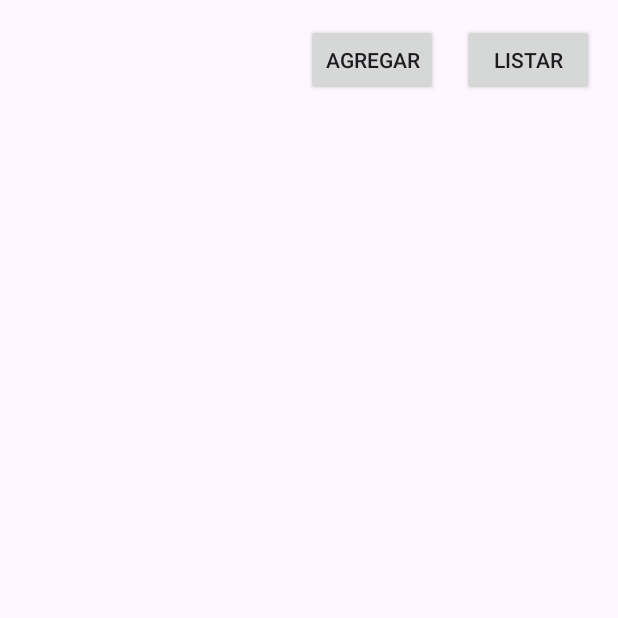
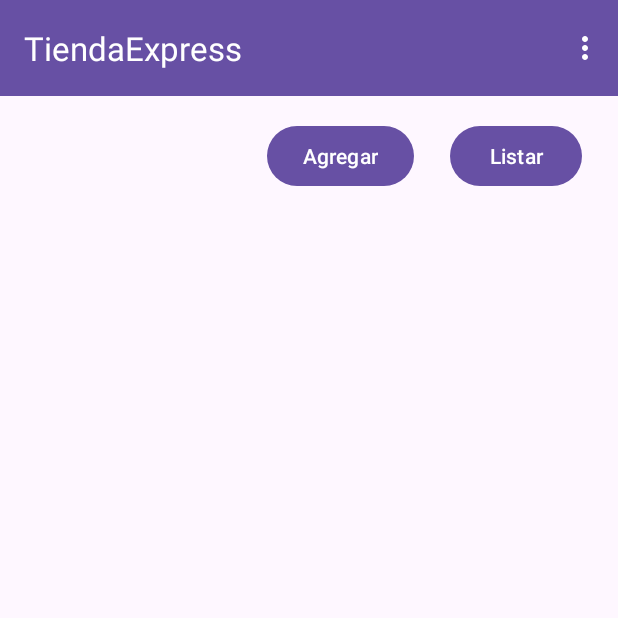
Before and after one commit to gibinaghi/app_android, an Android app: the CRUDProductos screen opened directly, with no data from a screen before it, on a phone screen of 412 x 824 dp, the top half of it. Run offline under Robolectric (Android 15) with nearby library versions, the phone set to English and light mode, and no system bars; libraries missing offline, so code that uses them is left out: com.auth0.android; 1 statement that could not run was skipped.

Commit message:
Login y Logout

```diff
--- a/app/src/main/java/com/example/trabajofinal/CRUDProductos.java
+++ b/app/src/main/java/com/example/trabajofinal/CRUDProductos.java
@@ -1,23 +1,52 @@
 package com.example.trabajofinal;
 
+import androidx.annotation.NonNull;
+import androidx.annotation.Nullable;
 import androidx.appcompat.app.AppCompatActivity;
+import androidx.appcompat.widget.Toolbar;
 
 import android.app.ListActivity;
 import android.content.Intent;
 import android.os.Bundle;
+import android.view.Menu;
+import android.view.MenuItem;
 import android.view.View;
 import android.widget.ArrayAdapter;
+import android.widget.ListView;
+import android.widget.Toast;
+
+import com.auth0.android.Auth0;
+import com.auth0.android.authentication.AuthenticationException;
+import com.auth0.android.callback.Callback;
+import com.auth0.android.provider.WebAuthProvider;
 
 import java.util.List;
 
-public class CRUDProductos extends ListActivity {
+public class CRUDProductos extends AppCompatActivity {
 
     ProductoDataSource productoDataSource;
+
+    private Auth0 account;
+
+    private Toolbar toolbar;
+    private ListView lv;
     @Override
     protected void onCreate(Bundle savedInstanceState) {
         super.onCreate(savedInstanceState);
         setContentView(R.layout.activity_crudproductos);
 
+        lv=findViewById(R.id.listView);
+
+
+        //ToolBar
+        toolbar = findViewById(R.id.toolbar);
+
+        setSupportActionBar(toolbar);
+        getSupportActionBar().setTitle(R.string.Titulo);
+
+
+
+        account=new Auth0(getString(R.string.com_auth0_client_id),getString(R.string.com_auth0_domain));
 
         productoDataSource=new ProductoDataSource(this);
         productoDataSource.open();
@@ -30,7 +59,8 @@ public class CRUDProductos extends ListActivity {
         super.onStart();
         List<Producto> productos=productoDataSource.obtenerTodos();
         ArrayAdapter<Producto> adapter=new ArrayAdapter<Producto>(this,android.R.layout.simple_list_item_1,productos);
-        setListAdapter(adapter);
+        //lv.setListAdapter(adapter);
+        lv.setAdapter(adapter);
     }
 
     public void Agregar(View v){
@@ -41,7 +71,43 @@ public class CRUDProductos extends ListActivity {
     public void Listar(View v){
         List<Producto> productos=productoDataSource.obtenerTodos();
         ArrayAdapter<Producto> adapter=new ArrayAdapter<Producto>(this,android.R.layout.simple_list_item_1,productos);
-        setListAdapter(adapter);
+        //setListAdapter(adapter);
+        lv.setAdapter(adapter);
+    }
 
+
+    @Override
+    public boolean onCreateOptionsMenu(Menu menu) {
+        getMenuInflater().inflate(R.menu.menu_logueado, menu);
+        return super.onCreateOptionsMenu(menu);
+    }
+
+    @Override
+    public boolean onOptionsItemSelected(MenuItem item) {
+        if (item.getItemId() == R.id.item_login){
+        }else if(item.getItemId()==R.id.item_logout){
+            logout();
+        }
+        return super.onOptionsItemSelected(item);
+    }
+
+    public void logout(){
+        Callback<Void, AuthenticationException> logoutCallback = new Callback<Void, AuthenticationException>() {
+            @Override
+            public void onFailure(@NonNull AuthenticationException e) {
+
+            }
+
+            @Override
+            public void onSuccess(@Nullable Void payload) {
+                Intent i=new Intent(CRUDProductos.this,MainActivity.class);
+                startActivity(i);
+            }
+        };
+
+        //Configure and launch the log out
+        WebAuthProvider.logout(account)
+                .withScheme(getString(R.string.com_auth0_schema))
+                .start(CRUDProductos.this, logoutCallback);
     }
 }
--- a/app/src/main/res/layout/activity_crudproductos.xml
+++ b/app/src/main/res/layout/activity_crudproductos.xml
@@ -11,8 +11,8 @@
         android:id="@+id/btnAgregar"
         android:layout_width="0dp"
         android:layout_height="wrap_content"
-        android:layout_marginTop="16dp"
-        android:layout_marginEnd="16dp"
+        android:layout_marginTop="80dp"
+        android:layout_marginEnd="24dp"
         android:onClick="Agregar"
         android:text="@string/botonAgregar"
         app:layout_constraintEnd_toStartOf="@+id/btnListar"
@@ -22,17 +22,17 @@
         android:id="@+id/btnListar"
         android:layout_width="wrap_content"
         android:layout_height="wrap_content"
-        android:layout_marginTop="16dp"
-        android:layout_marginEnd="16dp"
+        android:layout_marginTop="80dp"
+        android:layout_marginEnd="24dp"
+        android:onClick="Listar"
         android:text="@string/botonListar"
-        android:onClick="Listar"
         app:layout_constraintEnd_toEndOf="parent"
         app:layout_constraintTop_toTopOf="parent" />
 
     <ListView
-        android:id="@android:id/list"
-        android:layout_width="379dp"
-        android:layout_height="635dp"
+        android:id="@+id/listView"
+        android:layout_width="380dp"
+        android:layout_height="546dp"
         android:layout_marginTop="24dp"
         android:layout_marginBottom="16dp"
         app:layout_constraintBottom_toBottomOf="parent"
@@ -40,4 +40,11 @@
         app:layout_constraintStart_toStartOf="parent"
         app:layout_constraintTop_toBottomOf="@+id/btnAgregar" />
 
+    <include
+        android:id="@+id/toolbar"
+        layout="@layout/toolbar_theme"
+
+        />
+
+
 </androidx.constraintlayout.widget.ConstraintLayout>
--- a/app/src/main/res/layout/toolbar_theme.xml
+++ b/app/src/main/res/layout/toolbar_theme.xml
@@ -1,6 +1,12 @@
 <?xml version="1.0" encoding="utf-8"?>
-<androidx.constraintlayout.widget.ConstraintLayout xmlns:android="http://schemas.android.com/apk/res/android"
-             android:layout_width="match_parent"
-             android:layout_height="match_parent">
-
-</androidx.constraintlayout.widget.ConstraintLayout>
+<androidx.appcompat.widget.Toolbar
+    xmlns:android="http://schemas.android.com/apk/res/android"
+    xmlns:app="http://schemas.android.com/apk/res-auto"
+    android:id="@+id/toolbar"
+    android:layout_width="match_parent"
+    android:layout_height="?attr/actionBarSize"
+    android:background="?attr/colorPrimary"
+    android:theme="@style/ThemeOverlay.MaterialComponents.Dark.ActionBar"
+    app:elevation="4dp"
+    app:popupTheme="@style/Theme.MaterialComponents.Light"
+    />
--- /dev/null
+++ b/app/src/main/res/menu/menu_logueado.xml
@@ -0,0 +1,7 @@
+<?xml version="1.0" encoding="utf-8"?>
+<menu xmlns:android="http://schemas.android.com/apk/res/android"
+    xmlns:app="http://schemas.android.com/apk/res-auto">
+    <item android:id="@+id/item_logout"
+        android:title="Logout"
+        app:showAsAction="never"/>
+</menu>
```
Also changed, not shown: app/src/main/java/com/example/trabajofinal/MainActivity.java (+5 -11 lines), app/src/main/java/com/example/trabajofinal/MenuActivity.java (added, +98 -0 lines), app/src/main/res/layout/activity_main.xml (+5 -19 lines).
